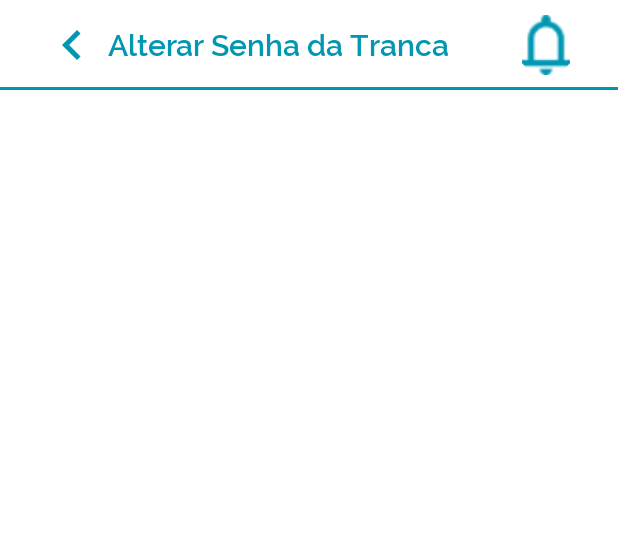
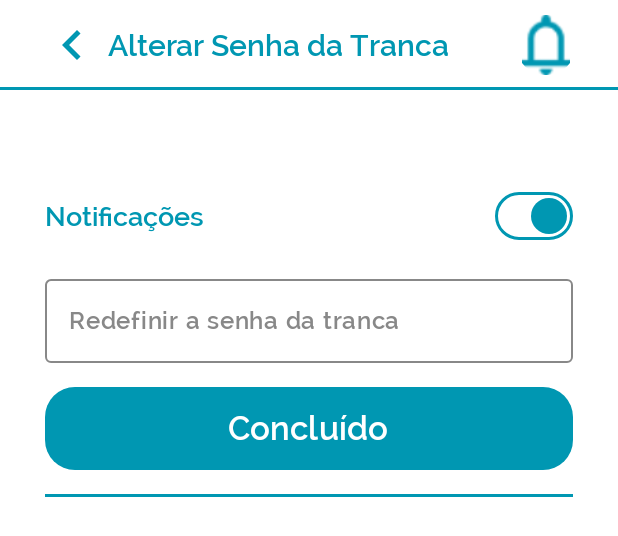
Before and after one commit to mathsant-js/GuardSense, an Android app built with Jetpack Compose: the @Preview function DoorManagementPreview, on a phone screen of 412 x 824 dp. Shown: the top 536 px of the screen. Run offline under Robolectric (Android 15) with nearby library versions, the light colour scheme and no system bars.

Commit message:
feat: screen for door management has been added and Switch.kt and ButtonCommom.kt has been added

```diff
--- /dev/null
+++ b/app/src/main/java/com/example/guardsense/ui/components/ButtonCommom.kt
@@ -0,0 +1,43 @@
+package com.example.guardsense.ui.components
+
+import androidx.compose.foundation.layout.fillMaxWidth
+import androidx.compose.foundation.layout.height
+import androidx.compose.foundation.shape.RoundedCornerShape
+import androidx.compose.material3.Button
+import androidx.compose.material3.ButtonDefaults
+import androidx.compose.material3.Text
+import androidx.compose.runtime.Composable
+import androidx.compose.ui.Modifier
+import androidx.compose.ui.graphics.Color
+import androidx.compose.ui.text.font.FontWeight
+import androidx.compose.ui.tooling.preview.Preview
+import androidx.compose.ui.unit.dp
+import androidx.compose.ui.unit.sp
+import com.example.guardsense.ui.ralewayFont
+import com.example.guardsense.ui.theme.PrimaryBlue
+
+@Composable
+fun ButtonCommom(textButton: String) {
+    Button(
+        onClick = {},
+        colors = ButtonDefaults.buttonColors(containerColor = PrimaryBlue),
+        modifier = Modifier
+            .fillMaxWidth()
+            .height(55.dp),
+        shape = RoundedCornerShape(20.dp)
+    ) {
+        Text(
+            text = textButton,
+            color = Color.White,
+            fontFamily = ralewayFont,
+            fontWeight = FontWeight.SemiBold,
+            fontSize = 22.sp
+        )
+    }
+}
+
+@Preview
+@Composable
+fun ButtonCommomPreview() {
+    ButtonCommom(textButton = "Concluído")
+}
--- /dev/null
+++ b/app/src/main/java/com/example/guardsense/ui/components/Switch.kt
@@ -0,0 +1,33 @@
+package com.example.guardsense.ui.components
+
+import androidx.compose.material3.Switch
+import androidx.compose.material3.SwitchDefaults
+import androidx.compose.runtime.Composable
+import androidx.compose.runtime.MutableState
+import androidx.compose.ui.graphics.Color
+
+@Composable
+fun Switch(
+    checked: MutableState<Boolean>,
+    checkedThumbColor: Color,
+    checkedTrackColor: Color,
+    checkedBorderColor: Color,
+    uncheckedThumbColor: Color,
+    uncheckedTrackColor: Color,
+    uncheckedBorderColor: Color
+) {
+    Switch(
+        checked = checked.value,
+        onCheckedChange = {
+            checked.value = it
+        },
+        colors = SwitchDefaults.colors(
+            checkedThumbColor = checkedThumbColor,
+            checkedTrackColor = checkedTrackColor,
+            checkedBorderColor = checkedBorderColor,
+            uncheckedThumbColor = uncheckedThumbColor,
+            uncheckedTrackColor = uncheckedTrackColor,
+            uncheckedBorderColor = uncheckedBorderColor
+        )
+    )
+}
--- a/app/src/main/java/com/example/guardsense/ui/screens/DoorManagement/DoorManagement.kt
+++ b/app/src/main/java/com/example/guardsense/ui/screens/DoorManagement/DoorManagement.kt
@@ -2,31 +2,117 @@ package com.example.guardsense.ui.screens.DoorManagement
 
 import androidx.compose.foundation.background
 import androidx.compose.foundation.layout.Arrangement
-import androidx.compose.foundation.layout.Box
 import androidx.compose.foundation.layout.Column
 import androidx.compose.foundation.layout.Row
-import androidx.compose.foundation.layout.Spacer
 import androidx.compose.foundation.layout.fillMaxSize
 import androidx.compose.foundation.layout.fillMaxWidth
 import androidx.compose.foundation.layout.padding
+import androidx.compose.material3.HorizontalDivider
 import androidx.compose.material3.Text
 import androidx.compose.runtime.Composable
+import androidx.compose.runtime.mutableStateOf
+import androidx.compose.runtime.remember
 import androidx.compose.ui.Alignment
 import androidx.compose.ui.Modifier
 import androidx.compose.ui.graphics.Color
+import androidx.compose.ui.text.font.FontWeight
 import androidx.compose.ui.tooling.preview.Preview
 import androidx.compose.ui.unit.dp
+import androidx.compose.ui.unit.sp
 import androidx.navigation.NavController
 import androidx.navigation.compose.rememberNavController
-import com.example.guardsense.ui.BackgroundContainer
-import com.example.guardsense.ui.components.Header
+import com.example.guardsense.ui.components.ButtonCommom
 import com.example.guardsense.ui.components.InsideHeader
-import com.example.guardsense.ui.components.TopHeaderBar
+import com.example.guardsense.ui.components.OutlinedTextFieldCommom
+import com.example.guardsense.ui.components.Switch
+import com.example.guardsense.ui.ralewayFont
+import com.example.guardsense.ui.theme.PrimaryBlue
 
 @Composable
 fun DoorManagement(navController: NavController) {
-    Column {
+    val checked = remember { mutableStateOf(true) }
+    val alterarSenhaTranca = remember { mutableStateOf("") }
+
+    Column(
+        horizontalAlignment = Alignment.CenterHorizontally,
+        modifier = Modifier
+            .fillMaxSize()
+            .background(color = Color.White)
+    ) {
         InsideHeader(navController)
+        Column(
+            horizontalAlignment = Alignment.CenterHorizontally,
+            verticalArrangement = Arrangement.Center
+        ) {
+            Row(
+                horizontalArrangement = Arrangement.SpaceBetween,
+                verticalAlignment = Alignment.CenterVertically,
+                modifier = Modifier
+                    .fillMaxWidth()
+                    .padding(
+                        top = 60.dp,
+                        bottom = 10.dp,
+                        start = 30.dp,
+                        end = 30.dp
+                    )
+            ) {
+                Text(
+                    text = "Notificações",
+                    color = PrimaryBlue,
+                    fontFamily = ralewayFont,
+                    fontWeight = FontWeight.Normal,
+                    fontSize = 18.sp
+                )
+                Switch(checked = checked, checkedThumbColor = PrimaryBlue, checkedTrackColor = Color.White, checkedBorderColor = PrimaryBlue, uncheckedThumbColor = PrimaryBlue, uncheckedTrackColor = Color.White, uncheckedBorderColor = PrimaryBlue)
+            }
+            Row(
+                horizontalArrangement = Arrangement.Center,
+                verticalAlignment = Alignment.CenterVertically,
+                modifier = Modifier
+                    .fillMaxWidth()
+                    .padding(
+                        top = 0.dp,
+                        bottom = 10.dp,
+                        start = 30.dp,
+                        end = 30.dp
+                    )
+            ) {
+                OutlinedTextFieldCommom(
+                    "Redefinir a senha da tranca",
+                    type = "textlasttextfield",
+                    initialValue = alterarSenhaTranca.value,
+                    onValueChange = { alterarSenhaTranca.value = it }
+                )
+            }
+            Row(
+                horizontalArrangement = Arrangement.Center,
+                verticalAlignment = Alignment.CenterVertically,
+                modifier = Modifier
+                    .fillMaxWidth()
+                    .padding(
+                        top = 6.dp,
+                        bottom = 10.dp,
+                        start = 30.dp,
+                        end = 30.dp
+                    )
+            ) {
+                ButtonCommom(textButton = "Concluído")
+            }
+        }
+        Row(
+            horizontalArrangement = Arrangement.Center,
+            verticalAlignment = Alignment.CenterVertically,
+            modifier = Modifier
+                .fillMaxWidth()
+                .padding(
+                    top = 6.dp,
+                    bottom = 10.dp,
+                    start = 30.dp,
+                    end = 30.dp
+                )
+        ) {
+            HorizontalDivider(color = PrimaryBlue, thickness = 2.dp)
+        }
     }
 }
 
```
